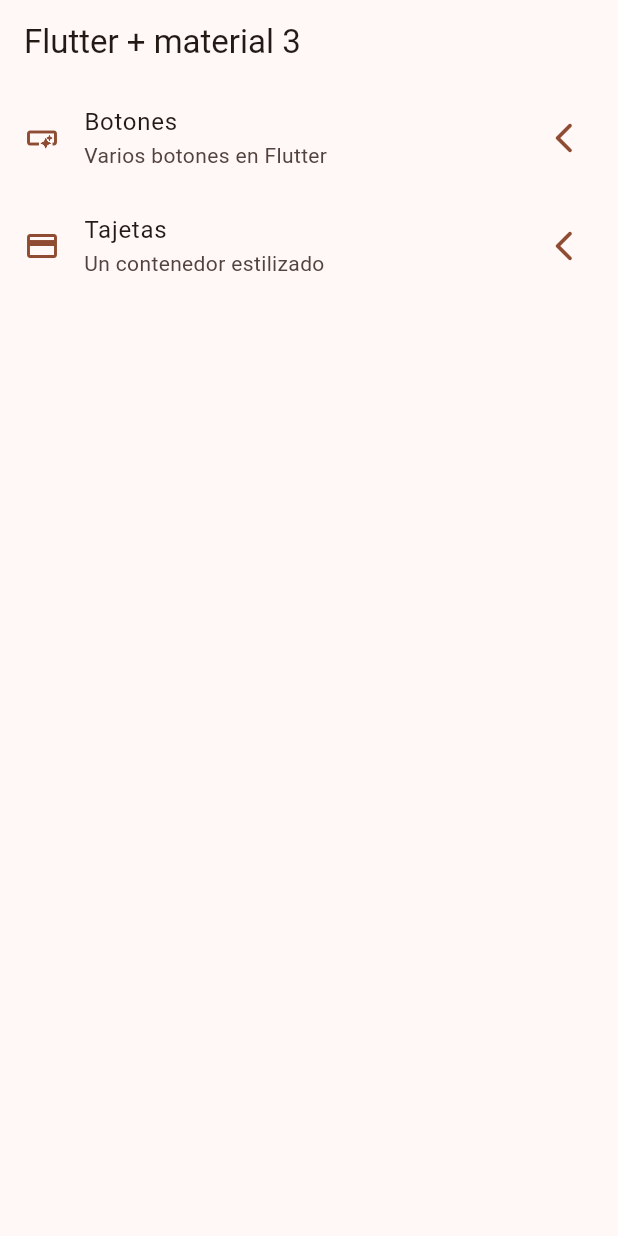
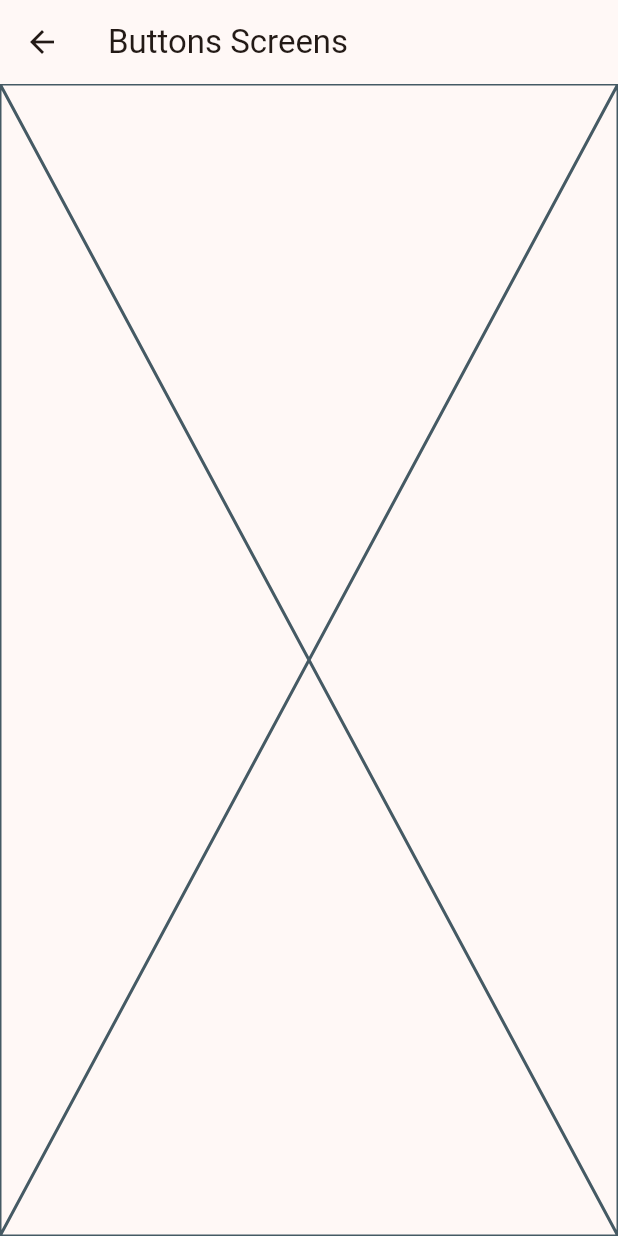
Before and after one commit to Freddy009L/widgets_app, a Flutter app: the screen it shows after launch, after a tap on "Botones", on a phone screen of 412 x 824 dp. Run offline on Flutter 3.47's test engine with Material 3 defaults, Android fonts, the phone set to English and light mode, and no system bars; our stand-ins replace go_router.

Commit message:
go ruter configurado

```diff
--- a/lib/config/menu/menu_iitems.dart
+++ b/lib/config/menu/menu_iitems.dart
@@ -17,14 +17,14 @@ class MenuIitems {
 
 const appMeniItems = <MenuIitems>[
 
-const MenuIitems(
+ MenuIitems(
   title: 'Botones',
   subTitle: 'Varios botones en Flutter',
   link: '/buttons',
   icon: Icons.smart_button_outlined
 ),
 
-const MenuIitems(
+ MenuIitems(
   title: 'Tajetas',
   subTitle: 'Un contenedor estilizado',
   link: '/card',
--- /dev/null
+++ b/lib/config/router/app_router.dart
@@ -0,0 +1,22 @@
+import 'package:go_router/go_router.dart';
+import 'package:widgets_app/presentation/screens/home/home_screen.dart';
+import 'package:widgets_app/presentation/screens/sccrens.dart';
+
+final appRouter = GoRouter(
+  initialLocation: '/',
+  routes: [
+
+    GoRoute(
+      path: '/',
+      builder: (context, state) => HomeScreen(),
+      ),
+        GoRoute(
+      path: '/buttons',
+      builder: (context, state) => ButtonsScreen(),
+      ),
+        GoRoute(
+      path: '/card',
+      builder: (context, state) => CardsScreen(),
+      ),
+  ],
+);
--- a/lib/main.dart
+++ b/lib/main.dart
@@ -1,5 +1,5 @@
 import 'package:flutter/material.dart';
-import 'package:widgets_app/presentation/screens/home/home_screen.dart';
+import 'package:widgets_app/config/router/app_router.dart';
 import 'package:widgets_app/theme/app_theme.dart';
 
 void main() {
@@ -11,10 +11,10 @@ class MainApp extends StatelessWidget {
 
   @override
   Widget build(BuildContext context) {
-    return MaterialApp(
+    return MaterialApp.router(
+      routerConfig: appRouter,
       debugShowCheckedModeBanner: false,
       theme: AppTheme(selectedColor: 1).getTheme(),
-      home: const HomeScreen()
     );
   }
 }
--- /dev/null
+++ b/lib/presentation/screens/buttons_screen.dart
@@ -0,0 +1,17 @@
+import 'package:flutter/material.dart';
+import 'package:flutter_test/flutter_test.dart';
+
+
+class ButtonsScreen extends StatelessWidget {
+  const ButtonsScreen({super.key});
+
+  @override
+  Widget build(BuildContext context) {
+    return Scaffold(
+      appBar: AppBar(
+        title: const Text("Buttons Screens"),
+      ),
+      body:  const Placeholder(),
+    );
+  }
+}
--- /dev/null
+++ b/lib/presentation/screens/cards/cards_screen.dart
@@ -0,0 +1,17 @@
+import 'package:flutter/material.dart';
+import 'package:flutter_test/flutter_test.dart';
+
+
+class CardsScreen extends StatelessWidget {
+  const CardsScreen ({super.key});
+
+  @override
+  Widget build(BuildContext context) {
+    return Scaffold(
+      appBar: AppBar(
+        title: const Text("CardsScreen"),
+      ),
+      body:  const Placeholder(),
+    );
+  }
+}
--- a/lib/presentation/screens/home/home_screen.dart
+++ b/lib/presentation/screens/home/home_screen.dart
@@ -1,5 +1,7 @@
 import 'package:flutter/material.dart';
+import 'package:go_router/go_router.dart';
 import 'package:widgets_app/config/menu/menu_iitems.dart';
+import 'package:widgets_app/presentation/screens/buttons_screen.dart';
 import 'package:widgets_app/theme/app_theme.dart';
 
 class HomeScreen extends StatelessWidget {
@@ -48,11 +50,19 @@ class _CustomListTitle extends StatelessWidget {
 
     return ListTile(
       leading: Icon( menuItem.icon, color: colors.primary,),
-      trailing:  Icon(Icons.arrow_back_ios_new_rounded, color: colors.primary,),
+      trailing:  Icon(Icons.arrow_back_ios_outlined, color: colors.primary,),
     title: Text(menuItem.title),
     subtitle: Text(menuItem.subTitle),
     onTap: () {
-      //TODO: navegar a otra pantalla
+
+     // Navigator.of(context).push(
+     //   MaterialPageRoute(
+     //     builder: (context) => const ButtonsScreen(),
+     //     ),
+     // );
+
+      //Navigator.pushNamed(context, menuItem.link);
+      context.push( menuItem.link);
     },
     );
   }
--- /dev/null
+++ b/lib/presentation/screens/sccrens.dart
@@ -0,0 +1,3 @@
+export 'package:widgets_app/presentation/screens/buttons_screen.dart';
+export 'package:widgets_app/presentation/screens/cards/cards_screen.dart';
+export 'package:widgets_app/presentation/screens/home/home_screen.dart';
--- a/pubspec.yaml
+++ b/pubspec.yaml
@@ -9,6 +9,7 @@ environment:
 dependencies:
   flutter:
     sdk: flutter
+  go_router: ^17.0.0
 
 dev_dependencies:
   flutter_test:
```
Also changed, not shown: pubspec.lock.
